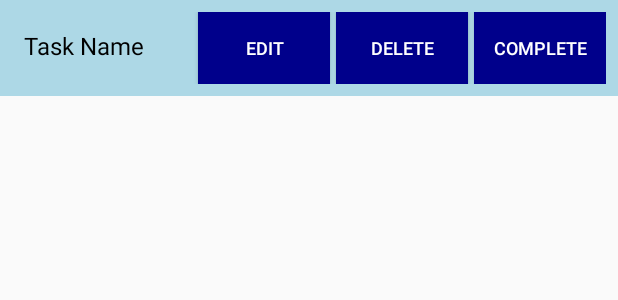
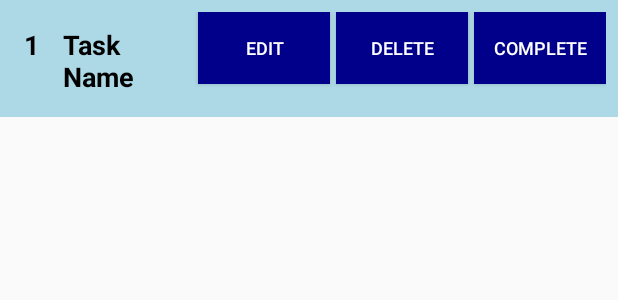
Before and after one commit to Iniyan2003R/TODo-Project, an Android app: the layout task_item.xml on its own in the app's theme, with its tools: preview values and no code run, on a phone screen of 412 x 824 dp. Shown: the top 300 px of the screen. Run offline under Robolectric (Android 15) with nearby library versions, the phone set to English and light mode, and no system bars.

Commit message:
Updated the code
Signed-off-by: Iniyan2003R <iniyan987@gmail.com>

```diff
--- a/ToDoProject/app/src/main/AndroidManifest.xml
+++ b/ToDoProject/app/src/main/AndroidManifest.xml
@@ -4,7 +4,7 @@
     <application
         android:allowBackup="true"
         android:icon="@mipmap/ic_launcher"
-        android:label="ToDoProject"
+    android:label="@string/app_name"
     android:theme="@style/Theme.AppCompat.Light">
 
     <!-- SplashScreenActivity is set as the launcher activity and explicitly set android:exported -->
@@ -49,7 +49,7 @@
         android:theme="@style/Theme.AppCompat.Light">
     </activity>
 
-        <!-- TaskDetailActivity (Added here) -->
+    <!-- TaskDetailActivity -->
     <activity
         android:name=".TaskDetailActivity"
         android:label="Task Details"
--- a/ToDoProject/app/src/main/java/com/example/todoproject/MainActivity.java
+++ b/ToDoProject/app/src/main/java/com/example/todoproject/MainActivity.java
@@ -44,7 +44,7 @@ public class MainActivity extends AppCompatActivity implements TaskAdapter.TaskA
     private void loadTasks() {
         // Get only pending tasks (not completed)
         List<Task> tasks = dbHelper.getPendingTasks();  // Modified to get pending tasks
-        adapter = new TaskAdapter(tasks, this); // Pass listener for task interactions (edit, delete, complete)
+        adapter = new TaskAdapter(tasks, this,false); // Pass listener for task interactions (edit, delete, complete)
         recyclerView.setAdapter(adapter);
     }
 
--- a/ToDoProject/app/src/main/java/com/example/todoproject/TaskHistoryActivity.java
+++ b/ToDoProject/app/src/main/java/com/example/todoproject/TaskHistoryActivity.java
@@ -22,7 +22,7 @@ public class TaskHistoryActivity extends AppCompatActivity {
 
         // Fetch completed tasks and set them in the adapter
         List<Task> completedTasks = dbHelper.getCompletedTasks();
-        adapter = new TaskAdapter(completedTasks, null);  // Pass null for listener since no interaction is needed here
+        adapter = new TaskAdapter(completedTasks, null, true);  // Pass true to indicate it's history page
         recyclerView.setAdapter(adapter);
     }
 }
--- a/ToDoProject/app/src/main/res/layout/task_item.xml
+++ b/ToDoProject/app/src/main/res/layout/task_item.xml
@@ -5,6 +5,20 @@
     android:padding="8dp"
     android:background="#ADD8E6"
     android:layout_marginBottom="8dp">
+
+    <!-- Task Number -->
+    <TextView
+        android:id="@+id/taskNumber"
+        android:layout_width="wrap_content"
+        android:layout_height="wrap_content"
+        android:text="1"
+        android:textColor="#000000"
+        android:textSize="18sp"
+        android:padding="8dp"
+        android:textStyle="bold"
+        android:gravity="center"/>
+
+    <!-- Task Name -->
     <TextView
         android:id="@+id/taskName"
         android:layout_width="0dp"
@@ -12,9 +26,11 @@
         android:layout_weight="1"
         android:text="Task Name"
         android:textColor="#000000"
-        android:textSize="16sp"
+        android:textSize="18sp"
+        android:textStyle="bold"
         android:padding="8dp"/>
 
+    <!-- Edit Button -->
     <Button
         android:id="@+id/editButton"
         android:layout_width="wrap_content"
@@ -24,6 +40,7 @@
         android:textColor="#FFFFFF"
         android:textSize="12sp" />
 
+    <!-- Delete Button -->
     <Button
         android:id="@+id/deleteButton"
         android:layout_width="wrap_content"
@@ -34,11 +51,11 @@
         android:textColor="#FFFFFF"
         android:textSize="12sp" />
 
+    <!-- Complete Button -->
     <Button
         android:id="@+id/completeButton"
         android:layout_width="wrap_content"
         android:layout_height="wrap_content"
-
         android:layout_marginLeft="4dp"
         android:background="#00008B"
         android:text="Complete"
--- a/ToDoProject/app/src/main/res/values/strings.xml
+++ b/ToDoProject/app/src/main/res/values/strings.xml
@@ -1,3 +1,3 @@
 <resources>
-    <string name="app_name">ToDo Project</string>
+    <string name="app_name">LetsToDo</string>
 </resources>
```
Also changed, not shown: ToDoProject/app/src/main/java/com/example/todoproject/TaskAdapter.java (+23 -5 lines). Lines whose indentation alone changed are shown as unchanged.
